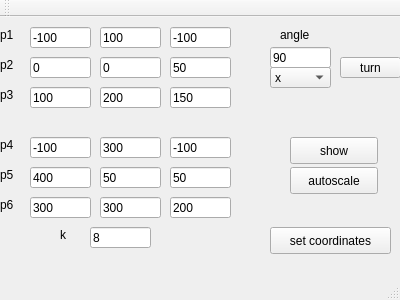
Old version of the form mainwindow.ui in the repository romangr/KG1.
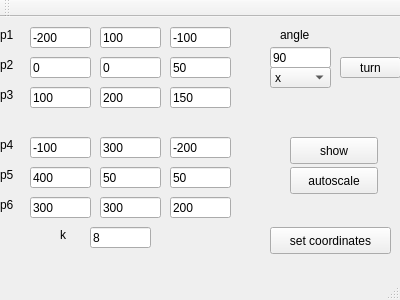
New version of the form.

```diff
--- a/mainwindow.ui
+++ b/mainwindow.ui
@@ -188,7 +188,7 @@
      </rect>
     </property>
     <property name="text">
-     <string>-100</string>
+     <string>-200</string>
     </property>
    </widget>
    <widget class="QLineEdit" name="lineEdit_2">
@@ -331,7 +331,7 @@
      </rect>
     </property>
     <property name="text">
-     <string>-100</string>
+     <string>-200</string>
     </property>
    </widget>
    <widget class="QLineEdit" name="lineEdit_13">
```
Left out of the diff: 2 changed lines with no effect on the pictures.
